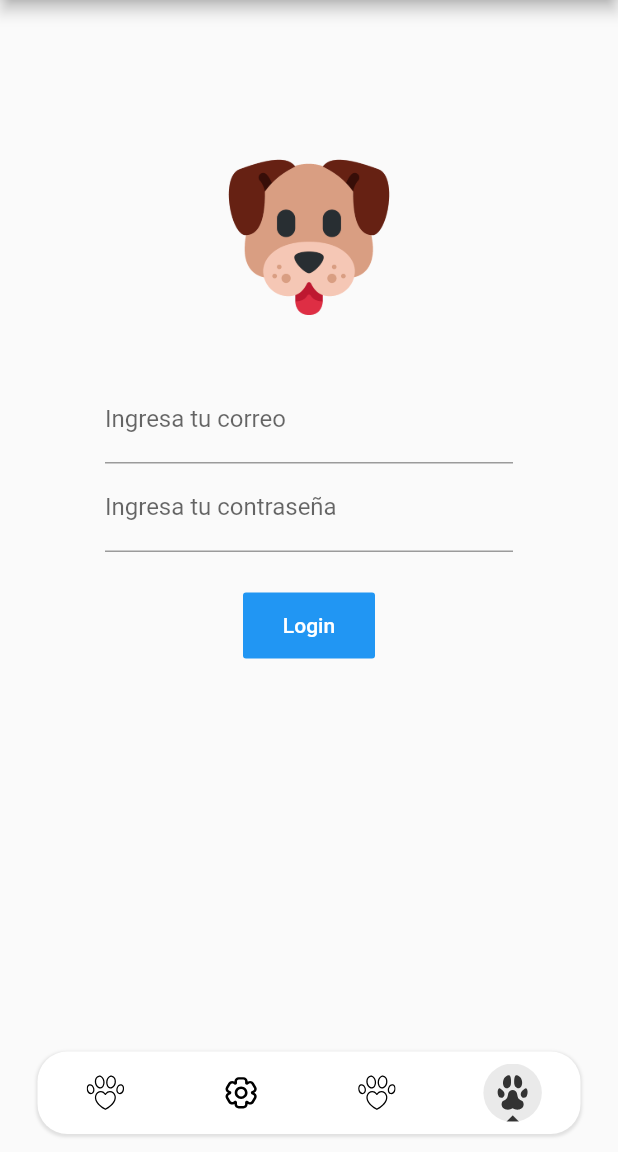
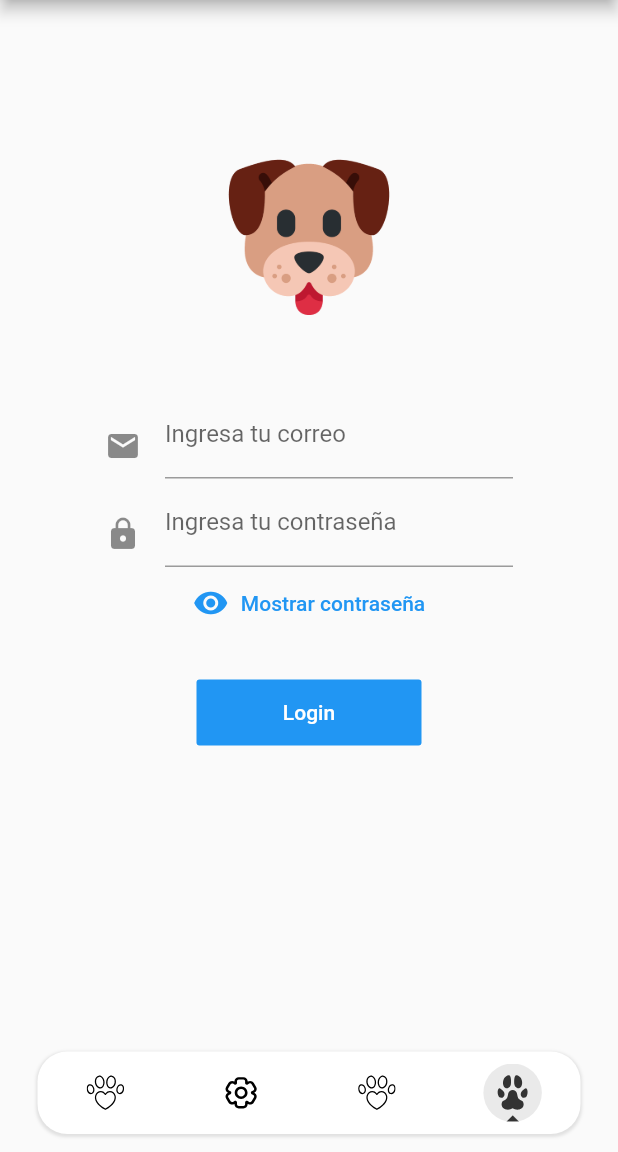
Before and after one commit to warevil/rescatadog, a Flutter app: the screen it shows after launch, item 4 of the bottom bar chosen, on a phone screen of 412 x 824 dp, the part 84-1236 px from its top. Run offline on Flutter 3.47's test engine with Material 2 defaults, Android fonts, the phone set to English and light mode, and no system bars; our stand-ins replace flutter_svg.

Commit message:
Validaciones adicionales del login

```diff
--- a/lib/login/page.dart
+++ b/lib/login/page.dart
@@ -35,6 +35,15 @@ class _LoginState extends State<MyHomeLoginApp> {
 
   final _formkey = GlobalKey<FormState>();
 
+  // Inicialmente la contraseña no es visible
+  bool _obscureText = true;
+  // Cambia la visibilidad de la contraseña
+  void _toggle() {
+    setState(() {
+      _obscureText = !_obscureText;
+    });
+  }
+
   @override
   Widget build(BuildContext context) {
     return Scaffold(
@@ -48,11 +57,24 @@ class _LoginState extends State<MyHomeLoginApp> {
                   Form(
                     key: _formkey,
                     child: Column(children: <Widget>[
-                      SizedBox(height: 40),
+                      SizedBox(height: 50),
                       emailText(),
                       passwordText(),
+                      new TextButton.icon(
+                        onPressed: _toggle,
+                        icon: Icon(
+                          _obscureText
+                              ? Icons.remove_red_eye
+                              : Icons.hide_source_outlined,
+                          size: 24.0,
+                        ),
+                        label: Text(_obscureText
+                            ? 'Mostrar contraseña'
+                            : 'Ocultar contraseña'),
+                      ),
                       Container(
                         margin: EdgeInsets.only(top: 25),
+                        width: 150,
                         child: loginButton(),
                       )
                     ]),
@@ -64,7 +86,11 @@ class _LoginState extends State<MyHomeLoginApp> {
 
   Widget emailText() {
     return TextFormField(
-      decoration: InputDecoration(labelText: "Ingresa tu correo"),
+      decoration: InputDecoration(
+          labelText: "Ingresa tu correo",
+          icon: const Padding(
+              padding: const EdgeInsets.only(top: 15.0),
+              child: const Icon(Icons.email))),
       validator: (value) {
         if (value!.isEmpty) {
           return 'Ingrese su correo';
@@ -81,11 +107,21 @@ class _LoginState extends State<MyHomeLoginApp> {
 
   Widget passwordText() {
     return TextFormField(
-      obscureText: true,
-      decoration: InputDecoration(labelText: "Ingresa tu contraseña"),
+      obscureText: _obscureText,
+      decoration: InputDecoration(
+          labelText: "Ingresa tu contraseña",
+          icon: const Padding(
+              padding: const EdgeInsets.only(top: 15.0),
+              child: const Icon(Icons.lock))),
       validator: (value) {
         if (value!.isEmpty) {
           return 'Ingrese su contraseña';
+        } else {
+          if (value.length < 8) {
+            return 'La contraseña debe tener al menos 8 caracteres';
+          } else {
+            return null;
+          }
         }
       },
     );
```
